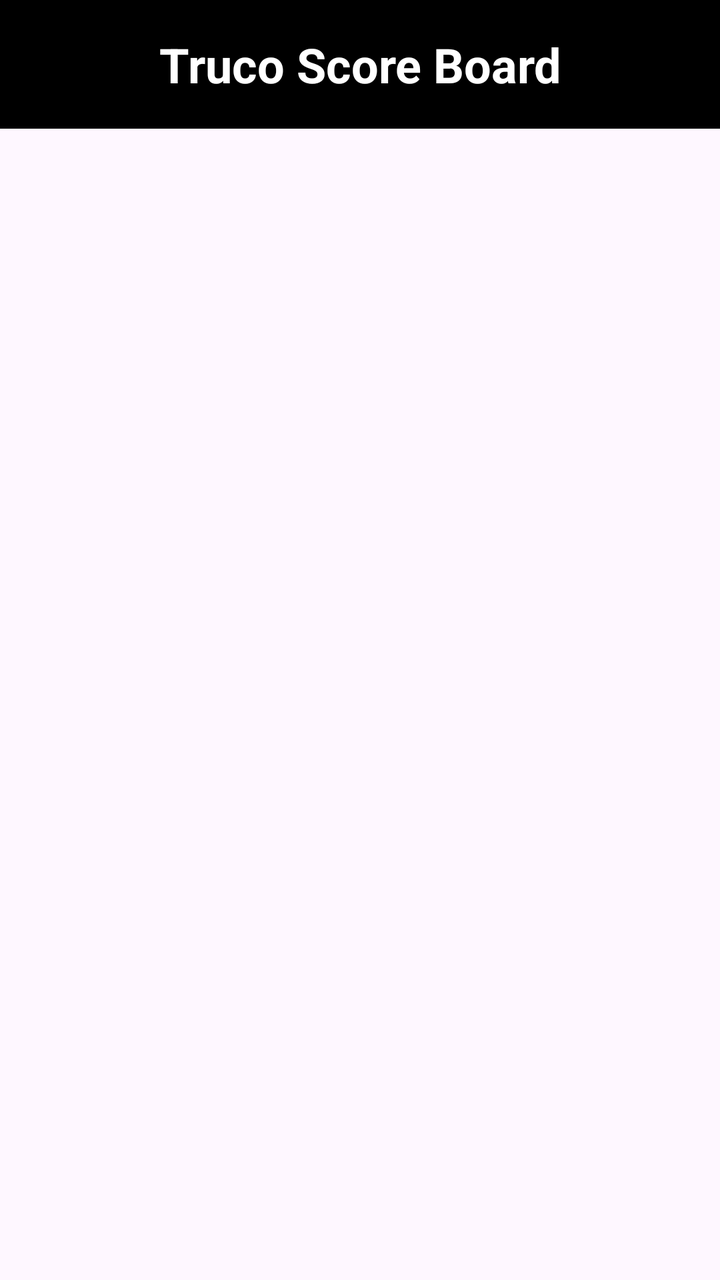
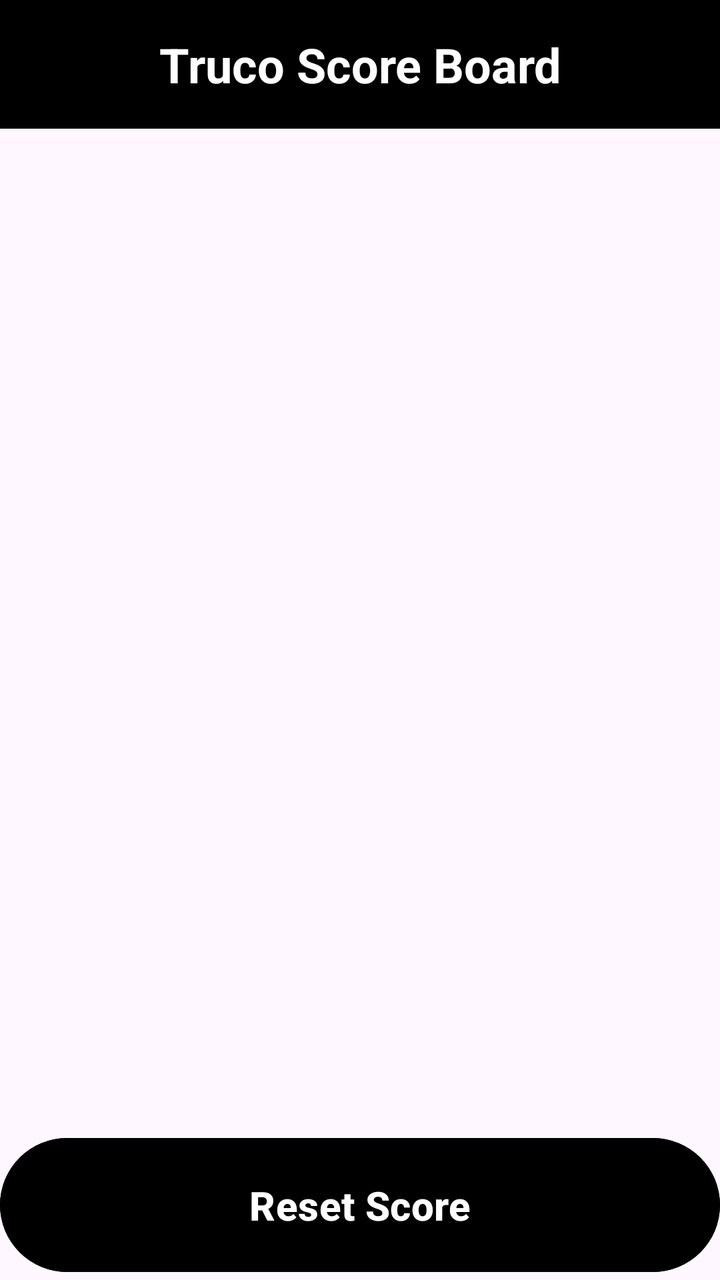

Before-and-after screenshots of an Android layout around one commit, followed by the original layout XML and the change that was made.
<!-- AndroidManifest.xml: application theme Theme.TrucoScoreBoard -->
<!-- res/layout/activity_main.xml -->
<?xml version="1.0" encoding="utf-8"?>
<androidx.constraintlayout.widget.ConstraintLayout xmlns:android="http://schemas.android.com/apk/res/android"
    xmlns:app="http://schemas.android.com/apk/res-auto"
    xmlns:tools="http://schemas.android.com/tools"
    android:id="@+id/main"
    android:layout_width="match_parent"
    android:layout_height="match_parent"
    tools:context=".MainActivity">

    <TextView
        android:id="@+id/title_tv"
        android:layout_width="0dp"
        android:layout_height="wrap_content"
        android:background="@color/black"
        android:textColor="@color/white"
        android:text="@string/truco_score_board"
        android:gravity="center"
        android:padding="16dp"
        android:textSize="24sp"
        android:textStyle="bold"
        app:layout_constraintEnd_toEndOf="parent"
        app:layout_constraintStart_toStartOf="parent"
        app:layout_constraintTop_toTopOf="parent" />

</androidx.constraintlayout.widget.ConstraintLayout>
<!-- resources referenced by this layout -->
<resources>
  <color name="black">#FF000000</color>
  <color name="white">#FFFFFFFF</color>
  <string name="truco_score_board">Truco Score Board</string>
  <style name="Theme.TrucoScoreBoard" parent="Base.Theme.TrucoScoreBoard" />
  <style name="Base.Theme.TrucoScoreBoard" parent="Theme.Material3.DayNight.NoActionBar">
          
          
      </style>
</resources>

<!-- the commit's change to res/layout/activity_main.xml (unified diff, before → after) -->
@@ -21,5 +21,19 @@
         app:layout_constraintEnd_toEndOf="parent"
         app:layout_constraintStart_toStartOf="parent"
         app:layout_constraintTop_toTopOf="parent" />
+    
+    <Button
+        android:id="@+id/reset_bt"
+        android:layout_width="0dp"
+        android:layout_height="wrap_content"
+        android:paddingVertical="20dp"
+        android:backgroundTint="@color/black"
+        android:text="@string/reset_score"
+        android:textColor="@color/white"
+        android:textSize="20sp"
+        android:textStyle="bold"
+        app:layout_constraintBottom_toBottomOf="parent"
+        app:layout_constraintEnd_toEndOf="parent"
+        app:layout_constraintStart_toStartOf="parent"/>
 
 </androidx.constraintlayout.widget.ConstraintLayout>
<!-- resource entries referenced after the edit -->
@@ -2,6 +2,7 @@
 <resources>
   <color name="black">#FF000000</color>
   <color name="white">#FFFFFFFF</color>
+  <string name="reset_score">Reset Score</string>
   <string name="truco_score_board">Truco Score Board</string>
   <style name="Theme.TrucoScoreBoard" parent="Base.Theme.TrucoScoreBoard" />
   <style name="Base.Theme.TrucoScoreBoard" parent="Theme.Material3.DayNight.NoActionBar">
